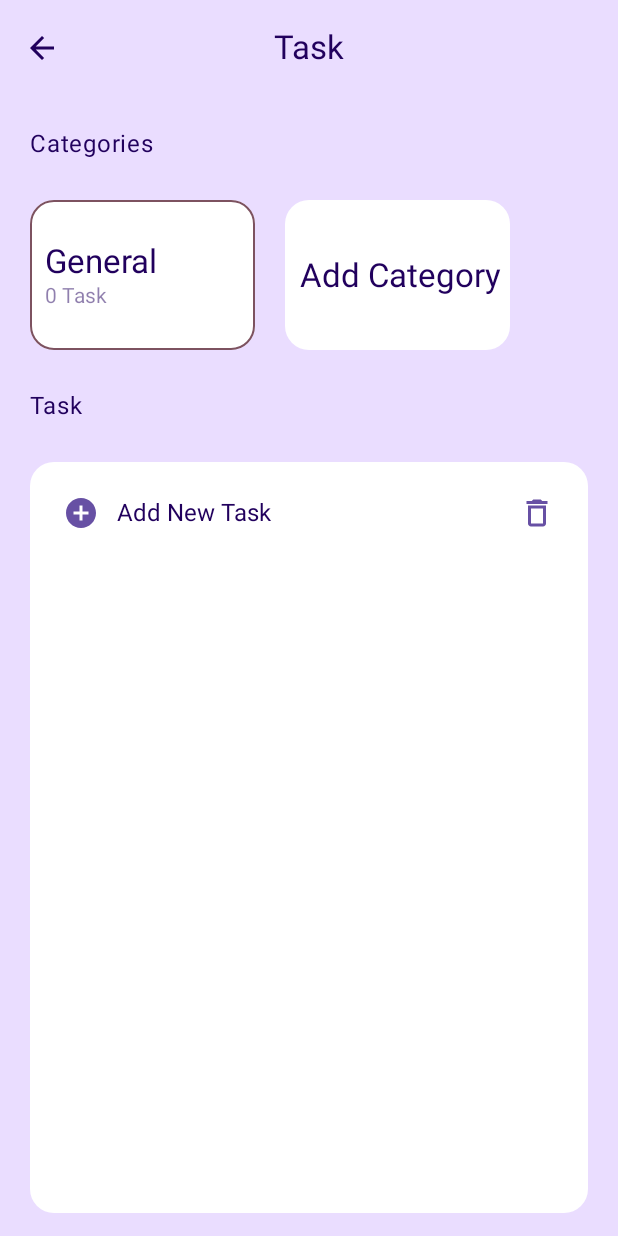
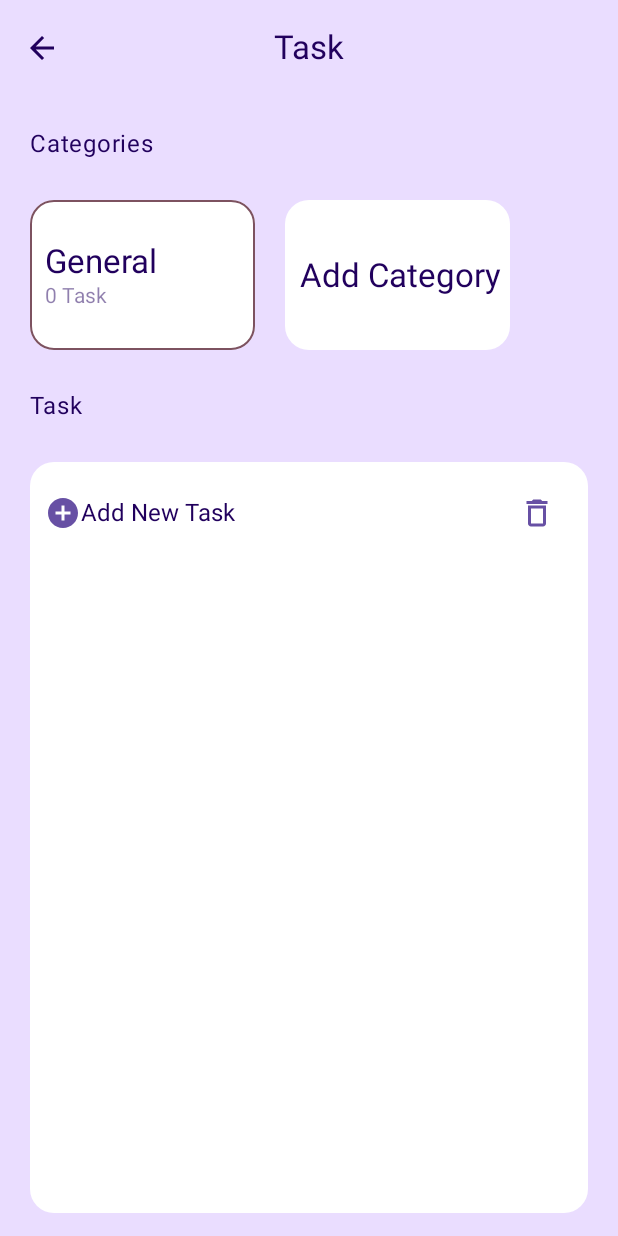
Before and after one commit to ocetin00/PomodoroTimer, an Android app built with Jetpack Compose: the task screen opened through its navigation route, on a phone screen of 412 x 824 dp. Run offline under Robolectric (Android 15) with nearby library versions, the phone set to English and light mode, and no system bars; our stand-ins replace Dagger/Hilt's generated code, Room's generated code, accompanist; 1 statement that could not run was skipped.

```diff
--- a/app/src/main/java/com/oguzhancetin/pomodoro/presentation/screen/task/TaskScreen.kt
+++ b/app/src/main/java/com/oguzhancetin/pomodoro/presentation/screen/task/TaskScreen.kt
@@ -32,6 +32,7 @@ import androidx.compose.runtime.*
 import androidx.compose.ui.Alignment
 import androidx.compose.ui.Modifier
 import androidx.compose.ui.graphics.Color
+import androidx.compose.ui.input.key.onKeyEvent
 import androidx.compose.ui.input.pointer.pointerInput
 import androidx.compose.ui.platform.LocalConfiguration
 import androidx.compose.ui.platform.LocalContext
@@ -611,19 +612,18 @@ fun TaskBodyHeader(
         horizontalArrangement = Arrangement.SpaceBetween,
         verticalAlignment = Alignment.CenterVertically
     ) {
-        Row(
+        Row(modifier = Modifier.onKeyEvent {
+        },
             horizontalArrangement = Arrangement.Start,
             verticalAlignment = Alignment.CenterVertically
         ) {
-            IconButton(onClick = {
-                onClickNewTask()
-            }) {
-                Icon(
-                    imageVector = Icons.Filled.AddCircle,
-                    "add task",
-                    tint = MaterialTheme.colorScheme.primary
-                )
-            }
+
+            Icon(
+                imageVector = Icons.Filled.AddCircle,
+                "add task",
+                tint = MaterialTheme.colorScheme.primary
+            )
+
             Text(
                 "Add New Task", style = TextStyle(
                     color = MaterialTheme.colorScheme.onPrimaryContainer,
```
